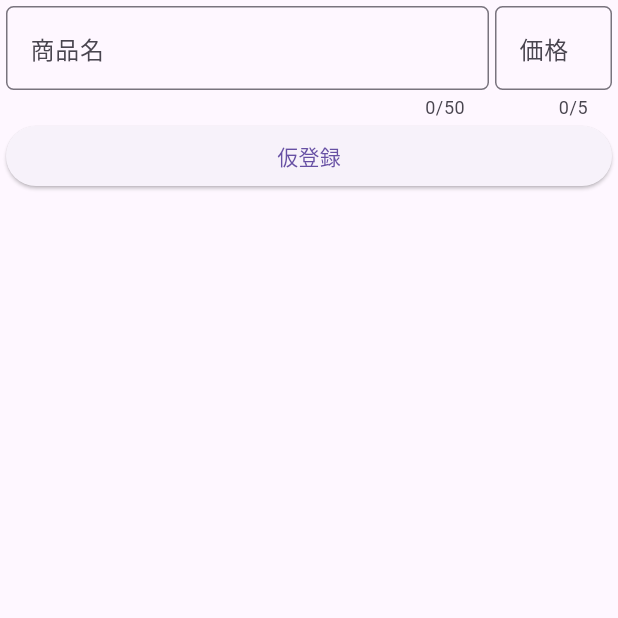
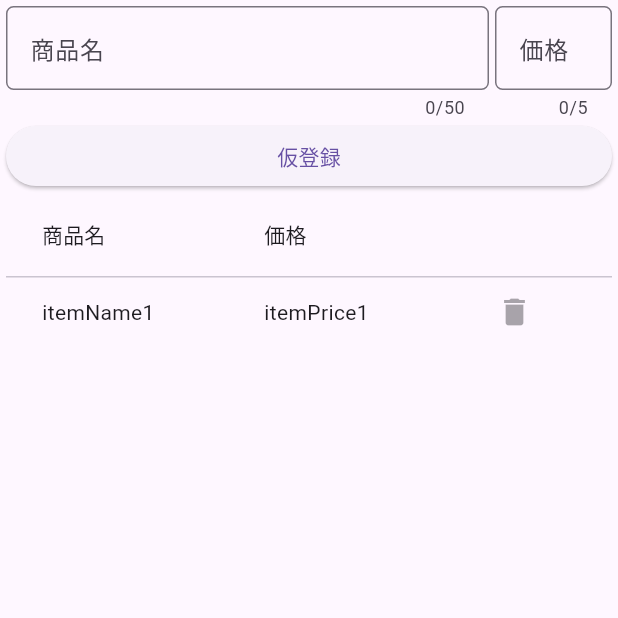
Before and after one commit to arafipro/take_orders_app, a Flutter app: the screen it shows after launch, on a phone screen of 412 x 824 dp, the top half of it. Run offline on Flutter 3.47's test engine with Material 2 defaults, Android fonts, the phone set to English and light mode, and no system bars; our stand-ins replace drift; accounts and stored records are empty; generated files the repository leaves out were written again.

Commit message:
商品登録画面の一覧表示部分を作成#7

```diff
--- a/lib/view/input_page.dart
+++ b/lib/view/input_page.dart
@@ -51,10 +51,56 @@ class InputPage extends StatelessWidget {
               SizedBox(
                 width: double.infinity,
                 child: ElevatedButton(
-                  child: const Text("仮登録"),
+                  child: const Text(
+                    "仮登録",
+                  ),
                   onPressed: () {},
                 ),
               ),
+              SizedBox(
+                width: double.infinity,
+                child: DataTable(
+                  columns: const [
+                    DataColumn(
+                      label: Text(
+                        "商品名",
+                      ),
+                    ),
+                    DataColumn(
+                      label: Text(
+                        "価格",
+                      ),
+                    ),
+                    DataColumn(
+                      label: Text(
+                        "",
+                      ),
+                    ),
+                  ],
+                  rows: const [
+                    DataRow(
+                      cells: <DataCell>[
+                        DataCell(
+                          Text(
+                            "itemName1",
+                          ),
+                        ),
+                        DataCell(
+                          Text(
+                            "itemPrice1",
+                          ),
+                        ),
+                        DataCell(
+                          IconButton(
+                            icon: Icon(Icons.delete),
+                            onPressed: null,
+                          ),
+                        ),
+                      ],
+                    ),
+                  ],
+                ),
+              )
             ],
           ),
         ),
```
